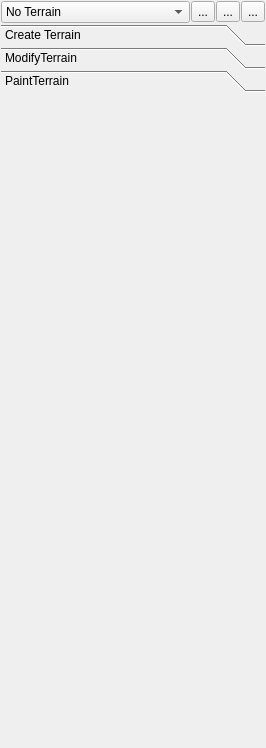
Above: rl/trunk/editors/Lockenwickler/ui files/MyTerrainManagerDock.ui from rastullahs-lockenpracht/rastullahs-lockenpracht before the change. Below: the same form after it.
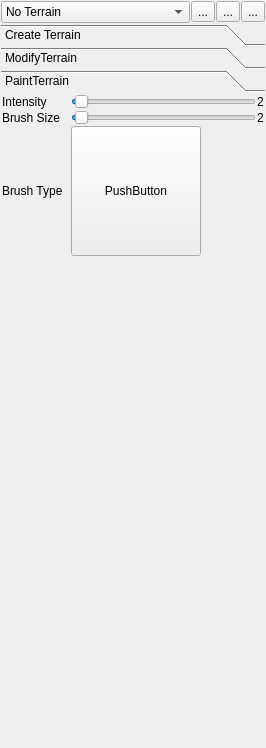
That is the form after the change. The open tabs and pages were chosen to show the change. Icons and pictures are not drawn.

Commit message: - Brush type, Brush intensity and Brush radius can be selected and edited

The edit to the form file:
```diff
--- a/rl/trunk/editors/Lockenwickler/ui files/MyTerrainManagerDock.ui
+++ b/rl/trunk/editors/Lockenwickler/ui files/MyTerrainManagerDock.ui
@@ -12,7 +12,7 @@
   <property name="windowTitle" >
    <string>Form</string>
   </property>
-  <layout class="QGridLayout" name="gridLayout_2" >
+  <layout class="QGridLayout" name="gridLayout_4" >
    <property name="margin" >
     <number>1</number>
    </property>
@@ -757,6 +757,147 @@
       <attribute name="label" >
        <string>PaintTerrain</string>
       </attribute>
+      <layout class="QGridLayout" name="gridLayout_2" >
+       <property name="margin" >
+        <number>1</number>
+       </property>
+       <property name="spacing" >
+        <number>1</number>
+       </property>
+       <item row="0" column="0" >
+        <widget class="QLabel" name="label_18" >
+         <property name="toolTip" >
+          <string>The intensity wich is applied to the tool</string>
+         </property>
+         <property name="text" >
+          <string>Intensity</string>
+         </property>
+         <property name="buddy" >
+          <cstring>editIntensitySlider</cstring>
+         </property>
+        </widget>
+       </item>
+       <item row="0" column="1" >
+        <widget class="QSlider" name="paintIntensitySlider" >
+         <property name="toolTip" >
+          <string>The intensity wich is applied to the tool</string>
+         </property>
+         <property name="value" >
+          <number>2</number>
+         </property>
+         <property name="orientation" >
+          <enum>Qt::Horizontal</enum>
+         </property>
+        </widget>
+       </item>
+       <item row="0" column="2" >
+        <widget class="QLabel" name="label_21" >
+         <property name="toolTip" >
+          <string>The intensity wich is applied to the tool</string>
+         </property>
+         <property name="text" >
+          <string>2</string>
+         </property>
+        </widget>
+       </item>
+       <item row="1" column="0" >
+        <widget class="QLabel" name="label_20" >
+         <property name="toolTip" >
+          <string>The diameter of the tool</string>
+         </property>
+         <property name="text" >
+          <string>Brush Size</string>
+         </property>
+         <property name="buddy" >
+          <cstring>editIntensitySlider</cstring>
+         </property>
+        </widget>
+       </item>
+       <item row="1" column="1" >
+        <widget class="QSlider" name="paintBrushSizeSlider" >
+         <property name="toolTip" >
+          <string>The diameter of the tool</string>
+         </property>
+         <property name="value" >
+          <number>2</number>
+         </property>
+         <property name="orientation" >
+          <enum>Qt::Horizontal</enum>
+         </property>
+        </widget>
+       </item>
+       <item row="1" column="2" >
+        <widget class="QLabel" name="label_17" >
+         <property name="toolTip" >
+          <string>The diameter of the tool</string>
+         </property>
+         <property name="text" >
+          <string>2</string>
+         </property>
+        </widget>
+       </item>
+       <item row="2" column="0" >
+        <widget class="QLabel" name="label_19" >
+         <property name="text" >
+          <string>Brush Type  </string>
+         </property>
+         <property name="buddy" >
+          <cstring>editBrushButton</cstring>
+         </property>
+        </widget>
+       </item>
+       <item row="2" column="1" >
+        <widget class="QPushButton" name="paintBrushButton" >
+         <property name="sizePolicy" >
+          <sizepolicy vsizetype="Fixed" hsizetype="Fixed" >
+           <horstretch>0</horstretch>
+           <verstretch>0</verstretch>
+          </sizepolicy>
+         </property>
+         <property name="minimumSize" >
+          <size>
+           <width>130</width>
+           <height>130</height>
+          </size>
+         </property>
+         <property name="toolTip" >
+          <string>The brush that is applied</string>
+         </property>
+         <property name="text" >
+          <string>PushButton</string>
+         </property>
+        </widget>
+       </item>
+       <item row="3" column="1" >
+        <spacer name="verticalSpacer_3" >
+         <property name="orientation" >
+          <enum>Qt::Vertical</enum>
+         </property>
+         <property name="sizeHint" stdset="0" >
+          <size>
+           <width>20</width>
+           <height>451</height>
+          </size>
+         </property>
+        </spacer>
+       </item>
+      </layout>
+      <zorder>brushButton</zorder>
+      <zorder>intensitySlider</zorder>
+      <zorder>label_19</zorder>
+      <zorder>brushSizeSlider</zorder>
+      <zorder>label_17</zorder>
+      <zorder>verticalSpacer_3</zorder>
+      <zorder>label_18</zorder>
+      <zorder>label_21</zorder>
+      <zorder>label_18</zorder>
+      <zorder>label_20</zorder>
+      <zorder>paintIntensitySlider</zorder>
+      <zorder>verticalSpacer_3</zorder>
+      <zorder>paintBrushSizeSlider</zorder>
+      <zorder>paintBrushButton</zorder>
+      <zorder>label_17</zorder>
+      <zorder>label_19</zorder>
      </widget>
     </widget>
    </item>
```
Left out of the diff: 198 changed lines with no effect on the pictures. The commit also changes 3 other files.
